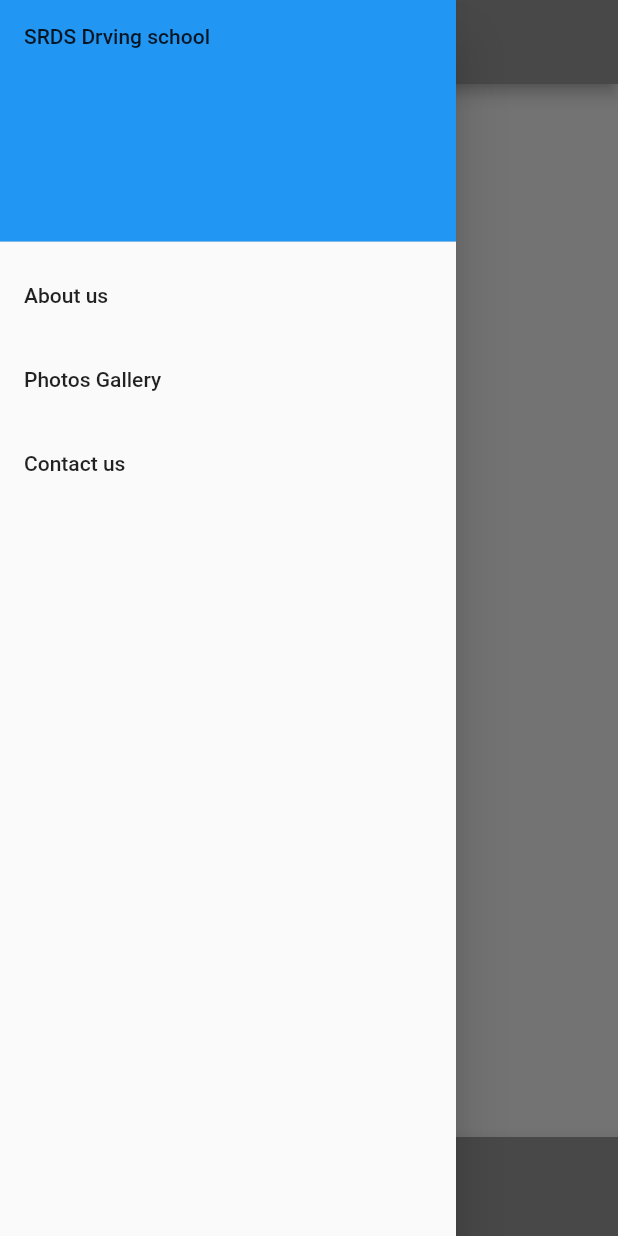
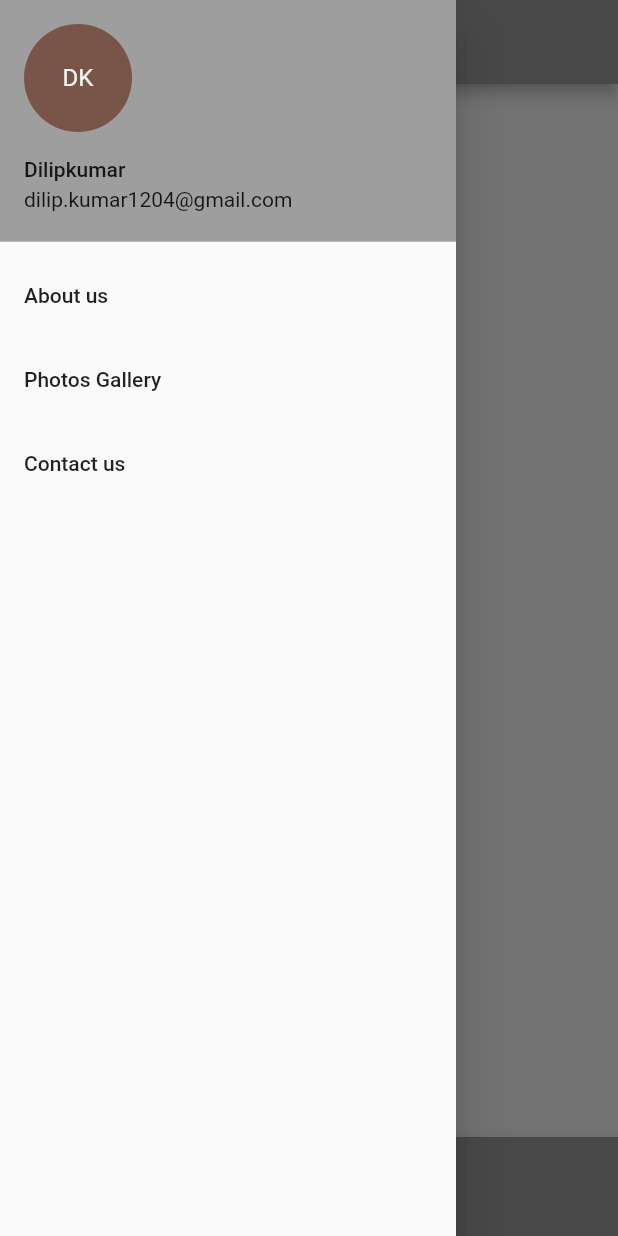
Before and after one commit to dilip1204/srdsdriving, a Flutter app: the HomePage screen opened directly, with the side drawer open, on a phone screen of 412 x 824 dp. Run offline on Flutter 3.47's test engine with Material 2 defaults, Android fonts, the phone set to English and light mode, and no system bars; our stand-ins replace firebase_auth; missing offline and left inert: flutter_plugin_pdf_viewer; accounts and stored records are empty.

Commit message:
aboutus+ contactus initialcommit

```diff
--- a/lib/home/HomePage.dart
+++ b/lib/home/HomePage.dart
@@ -1,5 +1,7 @@
 import 'package:flutter/material.dart';
 import 'package:srds/mocktest/MockTest.dart';
+import 'package:srds/screens/AboutUs.dart';
+import 'package:srds/screens/ContactUs.dart';
 import 'package:srds/signs/Signs.dart';
 import '../auth/Authentication.dart';
 
@@ -20,6 +22,11 @@ class HomePage extends StatefulWidget {
 enum FormType { home, signs }
 
 class _HomePageState extends State<HomePage> {
+
+  static const String _AccountName = 'Dilipkumar';
+  static const String _AccountEmail = 'dilip.kumar1204@gmail.com';
+  static const String _AccountAbbr = 'DK';
+
   void _logOutUser() async {
     try {
       await widget.auth.signOut();
@@ -55,18 +62,23 @@ class _HomePageState extends State<HomePage> {
           // Important: Remove any padding from the ListView.
           padding: EdgeInsets.zero,
           children: <Widget>[
-            DrawerHeader(
-              child: Text('SRDS Drving school'),
-              decoration: BoxDecoration(
-                color: Colors.blue,
-              ),
-            ),
+        new UserAccountsDrawerHeader(
+        accountName: const Text(_AccountName),
+        accountEmail: const Text(_AccountEmail),
+        currentAccountPicture: new CircleAvatar(
+            backgroundColor: Colors.brown,
+            child: new Text(_AccountAbbr)
+        ),
+        ),
             ListTile(
               title: Text('About us'),
               onTap: () {
                 // Update the state of the app.
                 // ...
                 Navigator.pop(context);
+
+                Navigator.of(context).push(MaterialPageRoute(
+                    builder: (BuildContext context) => AboutUs()));
               },
             ),
             ListTile(
@@ -82,6 +94,10 @@ class _HomePageState extends State<HomePage> {
               onTap: () {
                 // Update the state of the app.
                 // ...
+               /* Navigator.pop(context);
+
+                Navigator.of(context).push(MaterialPageRoute(
+                    builder: (BuildContext context) => ContactUs()));*/
               },
             ),
           ],
--- a/lib/mocktest/MockTest.dart
+++ b/lib/mocktest/MockTest.dart
@@ -25,7 +25,6 @@ class MockTest extends StatefulWidget {
 //}
 
 class _MockTestState extends State<MockTest> {
-  bool _isLoading = true;
 
   String get routeName => null;
 
--- /dev/null
+++ b/lib/screens/ContactUs.dart
@@ -0,0 +1,24 @@
+import 'package:flutter/material.dart';
+
+class ContactUs extends StatelessWidget {
+  @override
+  Widget build(BuildContext context) {
+    return MaterialApp(
+        home: Scaffold(
+          backgroundColor: Colors.teal,
+        //  body: ContactUs(
+            //logo: AssetImage('images/crop.jpg'),
+            //email: 'srds2020@gmail.com',
+            //companyName: 'Sri Ragavendra Driving School',
+            //phoneNumber: '+91 99528 41347',
+            //tagLine: 'Drive Ezy',
+
+         // ),
+
+        )
+    );
+  }
+
+
+
+}
```
Also changed, not shown: lib/screens/AboutUs.dart (added, +17 -0 lines), 1 other file.
